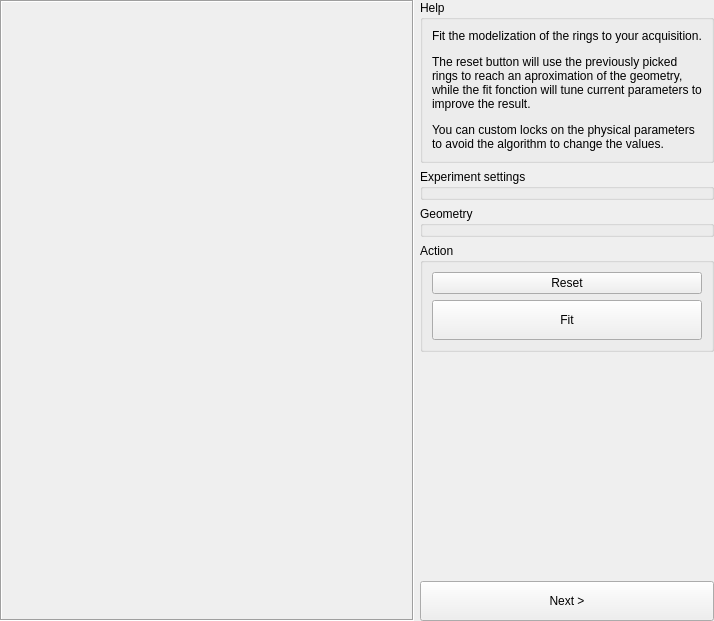
Above: pyFAI/resources/gui/calibration-geometry.ui from silx-kit/pyFAI before the change. Below: the same form after it.
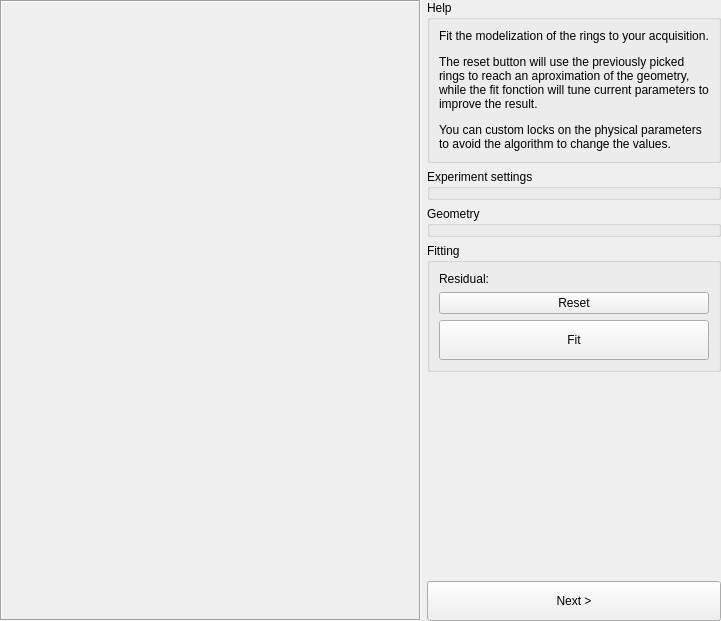
That is the form after the change. Custom widgets are drawn as their Qt base class.

Commit message: Display residual while fitting

```diff
--- a/pyFAI/resources/gui/calibration-geometry.ui
+++ b/pyFAI/resources/gui/calibration-geometry.ui
@@ -6,7 +6,7 @@
    <rect>
     <x>0</x>
     <y>0</y>
-    <width>714</width>
+    <width>721</width>
     <height>621</height>
    </rect>
   </property>
@@ -78,10 +78,17 @@
       <item>
        <widget class="QGroupBox" name="groupBox_14">
         <property name="title">
-         <string>Action</string>
+         <string>Fitting</string>
         </property>
-        <layout class="QGridLayout" name="gridLayout_10">
-         <item row="3" column="0" colspan="2">
+        <layout class="QGridLayout" name="gridLayout_10" columnstretch="0,1">
+         <item row="1" column="0" colspan="2">
+          <widget class="QPushButton" name="_resetButton">
+           <property name="text">
+            <string>Reset</string>
+           </property>
+          </widget>
+         </item>
+         <item row="4" column="0" colspan="2">
           <widget class="WaitingPushButton" name="_fitButton">
            <property name="minimumSize">
             <size>
@@ -94,10 +101,17 @@
            </property>
           </widget>
          </item>
-         <item row="0" column="0" colspan="2">
-          <widget class="QPushButton" name="_resetButton">
+         <item row="0" column="1">
+          <widget class="QLabel" name="_currentResidual">
            <property name="text">
-            <string>Reset</string>
+            <string/>
+           </property>
+          </widget>
+         </item>
+         <item row="0" column="0">
+          <widget class="QLabel" name="label_3">
+           <property name="text">
+            <string>Residual:</string>
            </property>
           </widget>
          </item>
```
Left out of the diff: 2 changed lines with no effect on the pictures. The commit also changes 2 other files.
